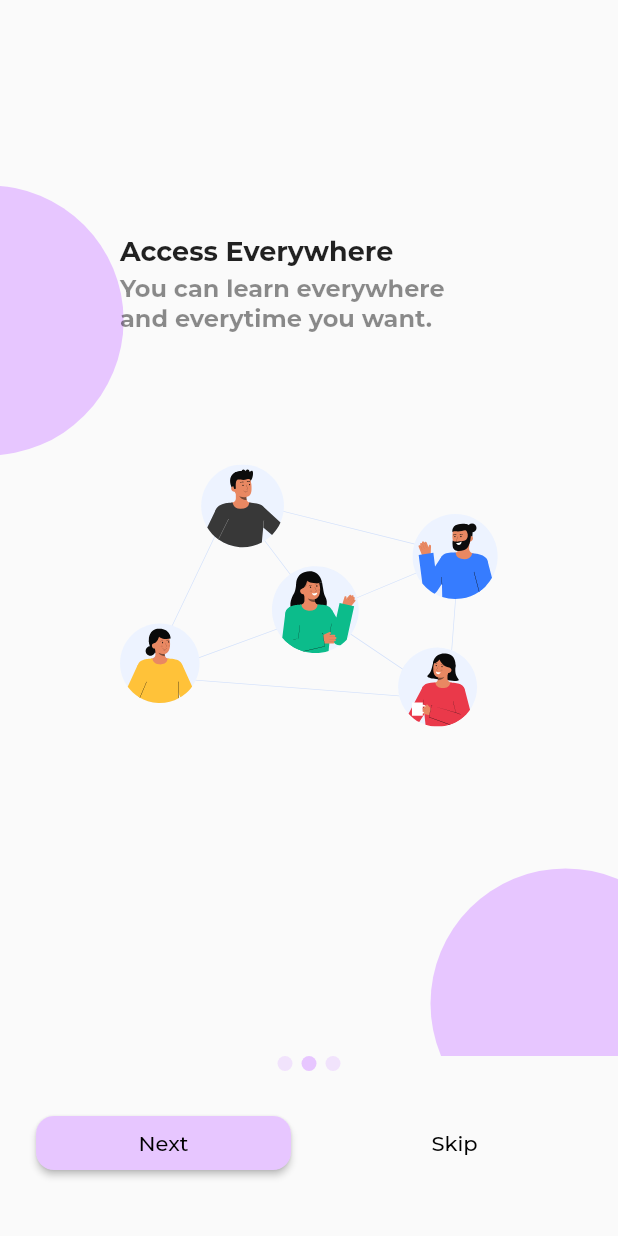
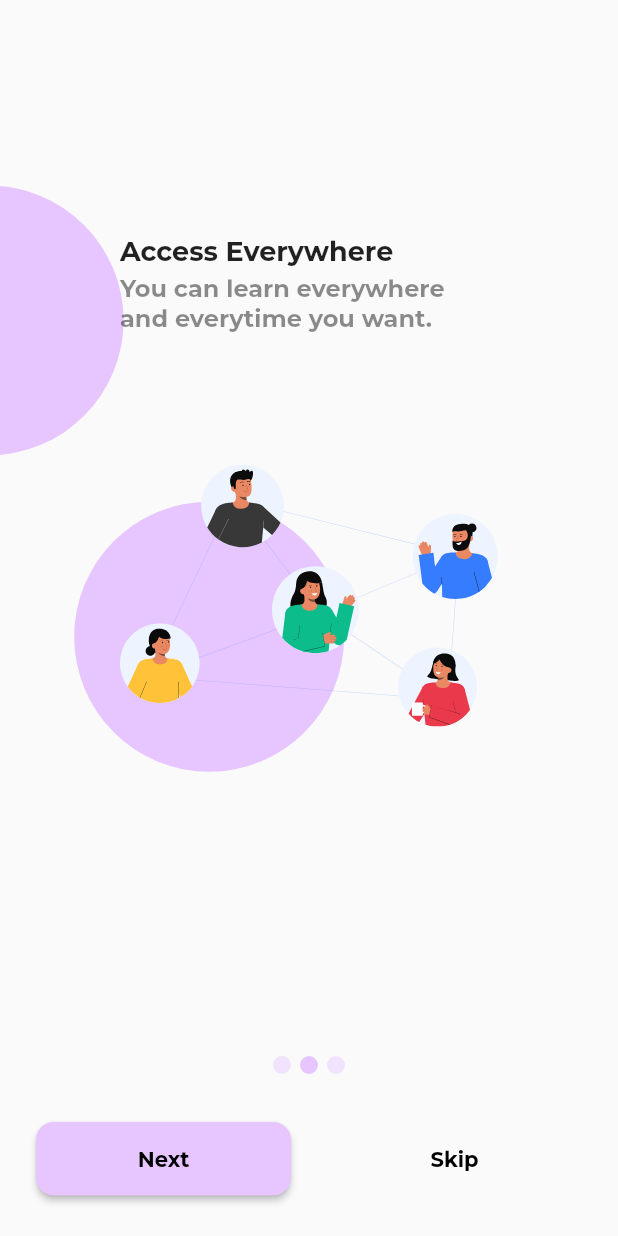
Before and after one commit to radenrishwan/learnywhere, a Flutter app: the screen it shows after launch, after a tap on "Next", on a phone screen of 412 x 824 dp. Run offline on Flutter 3.47's test engine with Material 2 defaults, Android fonts, the phone set to English and light mode, and no system bars; our stand-ins replace flutter_svg, google_fonts.

Commit message:
feat: add login screen and add animation on splash screen

```diff
--- a/lib/screens/splash_screen.dart
+++ b/lib/screens/splash_screen.dart
@@ -1,6 +1,7 @@
 import 'package:flutter/material.dart';
-import 'package:flutter_svg/svg.dart';
+import 'package:uts/screens/login_screen.dart';
 import 'package:uts/utils/constant.dart';
+import 'package:uts/widgets/splash_widget.dart';
 
 class SplashScreen extends StatefulWidget {
   const SplashScreen({super.key});
@@ -37,7 +38,7 @@ class _SplashScreenState extends State<SplashScreen> {
     final splashWidget = List.generate(
       assetPaths.length,
       (index) {
-        return _SplashWelcome(
+        return SplashWidget(
           title: title[index],
           subtitle: subtitle[index],
           path: assetPaths[index],
@@ -72,8 +73,8 @@ class _SplashScreenState extends State<SplashScreen> {
                 assetPaths.length,
                 (index) => Container(
                   margin: const EdgeInsets.symmetric(horizontal: 3.0),
-                  height: 10.0,
-                  width: 10.0,
+                  height: 12,
+                  width: 12,
                   decoration: BoxDecoration(
                     color: currentPage.round() == index
                         ? kPrimaryColor
@@ -92,19 +93,52 @@ class _SplashScreenState extends State<SplashScreen> {
                 Expanded(
                   child: ElevatedButton(
                     onPressed: () {
-                      pageController.nextPage(
-                        duration: const Duration(milliseconds: 300),
-                        curve: Curves.easeIn,
-                      );
+                      if (currentPage == assetPaths.length - 1) {
+                        Navigator.of(context).pushReplacement(
+                          MaterialPageRoute(
+                            builder: (context) {
+                              return const LoginScreen();
+                            },
+                          ),
+                        );
+                      } else {
+                        pageController.nextPage(
+                          duration: const Duration(milliseconds: 300),
+                          curve: Curves.easeIn,
+                        );
+                      }
                     },
-                    child: const Text('Next'),
+                    child: Padding(
+                      padding: const EdgeInsets.symmetric(vertical: kMediumTextSize - 2),
+                      child: (currentPage == assetPaths.length - 1)
+                          ? const Text(
+                              'Get Started',
+                              style: TextStyle(
+                                fontWeight: FontWeight.bold,
+                              ),
+                            )
+                          : const Text(
+                              'Next',
+                              style: TextStyle(
+                                fontWeight: FontWeight.bold,
+                              ),
+                            ),
+                    ),
                   ),
                 ),
                 const SizedBox(width: kBigPadding),
                 Expanded(
                   child: TextButton(
                     onPressed: () {},
-                    child: const Text('Skip'),
+                    child: const Padding(
+                      padding: EdgeInsets.symmetric(vertical: kMediumTextSize - 2),
+                      child: Text(
+                        'Skip',
+                        style: TextStyle(
+                          fontWeight: FontWeight.bold,
+                        ),
+                      ),
+                    ),
                   ),
                 ),
               ],
@@ -115,148 +149,3 @@ class _SplashScreenState extends State<SplashScreen> {
     );
   }
 }
-
-class _SplashWelcome extends StatelessWidget {
-  final String path;
-  final String title;
-  final String subtitle;
-  final bool topAsset;
-  const _SplashWelcome({required this.path, required this.title, required this.subtitle, required this.topAsset});
-
-  @override
-  Widget build(BuildContext context) {
-    return SafeArea(
-      child: SizedBox(
-        width: double.infinity,
-        height: double.infinity,
-        child: Stack(
-          children: [
-            topAsset
-                ? Positioned(
-                    top: -55,
-                    left: -55,
-                    child: Container(
-                      height: 180,
-                      width: 180,
-                      decoration: BoxDecoration(
-                        color: kPrimaryColor,
-                        borderRadius: BorderRadius.circular(90),
-                      ),
-                    ),
-                  )
-                : Positioned(
-                    bottom: -55,
-                    right: -55,
-                    child: Container(
-                      height: 180,
-                      width: 180,
-                      decoration: BoxDecoration(
-                        color: kPrimaryColor,
-                        borderRadius: BorderRadius.circular(90),
-                      ),
-                    ),
-                  ),
-            topAsset
-                ? Positioned(
-                    top: MediaQuery.of(context).size.width * 0.5,
-                    left: MediaQuery.of(context).size.width * 0.5,
-                    child: Container(
-                      height: 180,
-                      width: 180,
-                      decoration: BoxDecoration(
-                        color: kPrimaryColor,
-                        borderRadius: BorderRadius.circular(90),
-                      ),
-                    ),
-                  )
-                : Positioned(
-                    top: MediaQuery.of(context).size.width * 0.3,
-                    right: MediaQuery.of(context).size.width * 0.8,
-                    child: Container(
-                      height: 180,
-                      width: 180,
-                      decoration: BoxDecoration(
-                        color: kPrimaryColor,
-                        borderRadius: BorderRadius.circular(90),
-                      ),
-                    ),
-                  ),
-            Center(
-              child: topAsset
-                  ? Column(
-                      mainAxisSize: MainAxisSize.min,
-                      children: [
-                        SvgPicture.asset(
-                          path,
-                          height: 300,
-                        ),
-                        const SizedBox(height: kBigPadding),
-                        Padding(
-                          padding: const EdgeInsets.symmetric(horizontal: 80),
-                          child: Column(
-                            mainAxisSize: MainAxisSize.min,
-                            crossAxisAlignment: CrossAxisAlignment.start,
-                            children: [
-                              Text(
-                                title,
-                                style: const TextStyle(
-                                  fontSize: kMediumTextSize,
-                                  fontWeight: FontWeight.bold,
-                                ),
-                              ),
-                              const SizedBox(height: 4),
-                              Text(
-                                subtitle,
-                                style: const TextStyle(
-                                  fontSize: kMediumTextSize - 2,
-                                  fontWeight: FontWeight.bold,
-                                  color: Colors.black45,
-                                ),
-                              ),
-                            ],
-                          ),
-                        )
-                      ],
-                    )
-                  : Column(
-                      mainAxisSize: MainAxisSize.min,
-                      children: [
-                        Padding(
-                          padding: const EdgeInsets.symmetric(horizontal: 80),
-                          child: Column(
-                            mainAxisSize: MainAxisSize.min,
-                            crossAxisAlignment: CrossAxisAlignment.start,
-                            children: [
-                              Text(
-                                title,
-                                style: const TextStyle(
-                                  fontSize: kMediumTextSize,
-                                  fontWeight: FontWeight.bold,
-                                ),
-                              ),
-                              const SizedBox(height: 4),
-                              Text(
-                                subtitle,
-                                style: const TextStyle(
-                                  fontSize: kMediumTextSize - 2,
-                                  fontWeight: FontWeight.bold,
-                                  color: Colors.black45,
-                                ),
-                              ),
-                              const SizedBox(height: kBigPadding),
-                              SvgPicture.asset(
-                                path,
-                                height: 300,
-                              ),
-                            ],
-                          ),
-                        )
-                      ],
-                    ),
-            ),
-          ],
-        ),
-      ),
-    );
-  }
-}
--- a/lib/utils/constant.dart
+++ b/lib/utils/constant.dart
@@ -2,9 +2,12 @@ import 'package:flutter/material.dart';
 
 const Color kPrimaryColor = Color(0xFFE7C6FF);
 const Color kBackgroudColor = Color(0xFFFAF9FF);
+
 const double kDefaultPadding = 14;
 const double kBigPadding = 24;
+
 const double kDefaultTextSize = 14;
 const double kMediumTextSize = 18;
 const double kBigTextSize = 26;
+
 const double kDefaultBorderRadius = 12;
--- /dev/null
+++ b/lib/widgets/splash_widget.dart
@@ -0,0 +1,154 @@
+import 'package:flutter/material.dart';
+import 'package:flutter_svg/flutter_svg.dart';
+import 'package:uts/utils/constant.dart';
+
+class SplashWidget extends StatelessWidget {
+  final String path;
+  final String title;
+  final String subtitle;
+  final bool topAsset;
+  const SplashWidget({
+    Key? key,
+    required this.path,
+    required this.title,
+    required this.subtitle,
+    required this.topAsset,
+  }) : super(key: key);
+
+  @override
+  Widget build(BuildContext context) {
+    return SafeArea(
+      child: SizedBox(
+        width: double.infinity,
+        height: double.infinity,
+        child: Stack(
+          children: [
+            topAsset
+                ? Positioned(
+                    top: -55,
+                    left: -55,
+                    child: Container(
+                      height: 180,
+                      width: 180,
+                      decoration: BoxDecoration(
+                        color: kPrimaryColor,
+                        borderRadius: BorderRadius.circular(90),
+                      ),
+                    ),
+                  )
+                : Positioned(
+                    bottom: MediaQuery.of(context).size.width * 0.46,
+                    left: MediaQuery.of(context).size.width * 0.12,
+                    child: Container(
+                      height: 180,
+                      width: 180,
+                      decoration: BoxDecoration(
+                        color: kPrimaryColor,
+                        borderRadius: BorderRadius.circular(90),
+                      ),
+                    ),
+                  ),
+            topAsset
+                ? Positioned(
+                    top: MediaQuery.of(context).size.width * 0.5,
+                    left: MediaQuery.of(context).size.width * 0.5,
+                    child: Container(
+                      height: 180,
+                      width: 180,
+                      decoration: BoxDecoration(
+                        color: kPrimaryColor,
+                        borderRadius: BorderRadius.circular(90),
+                      ),
+                    ),
+                  )
+                : Positioned(
+                    top: MediaQuery.of(context).size.width * 0.3,
+                    right: MediaQuery.of(context).size.width * 0.8,
+                    child: Container(
+                      height: 180,
+                      width: 180,
+                      decoration: BoxDecoration(
+                        color: kPrimaryColor,
+                        borderRadius: BorderRadius.circular(90),
+                      ),
+                    ),
+                  ),
+            Center(
+              child: topAsset
+                  ? Column(
+                      mainAxisSize: MainAxisSize.min,
+                      children: [
+                        SvgPicture.asset(
+                          path,
+                          height: 300,
+                        ),
+                        const SizedBox(height: kBigPadding),
+                        Padding(
+                          padding: const EdgeInsets.symmetric(horizontal: 80),
+                          child: Column(
+                            mainAxisSize: MainAxisSize.min,
+                            crossAxisAlignment: CrossAxisAlignment.start,
+                            children: [
+                              Text(
+                                title,
+                                style: const TextStyle(
+                                  fontSize: kMediumTextSize,
+                                  fontWeight: FontWeight.bold,
+                                ),
+                              ),
+                              const SizedBox(height: 4),
+                              Text(
+                                subtitle,
+                                style: const TextStyle(
+                                  fontSize: kMediumTextSize - 2,
+                                  fontWeight: FontWeight.bold,
+                                  color: Colors.black45,
+                                ),
+                              ),
+                            ],
+                          ),
+                        )
+                      ],
+                    )
+                  : Column(
+                      mainAxisSize: MainAxisSize.min,
+                      children: [
+                        Padding(
+                          padding: const EdgeInsets.symmetric(horizontal: 80),
+                          child: Column(
+                            mainAxisSize: MainAxisSize.min,
+                            crossAxisAlignment: CrossAxisAlignment.start,
+                            children: [
+                              Text(
+                                title,
+                                style: const TextStyle(
+                                  fontSize: kMediumTextSize,
+                                  fontWeight: FontWeight.bold,
+                                ),
+                              ),
+                              const SizedBox(height: 4),
+                              Text(
+                                subtitle,
+                                style: const TextStyle(
+                                  fontSize: kMediumTextSize - 2,
+                                  fontWeight: FontWeight.bold,
+                                  color: Colors.black45,
+                                ),
+                              ),
+                              const SizedBox(height: kBigPadding),
+                              SvgPicture.asset(
+                                path,
+                                height: 300,
+                              ),
+                            ],
+                          ),
+                        )
+                      ],
+                    ),
+            ),
+          ],
+        ),
+      ),
+    );
+  }
+}
```
Also changed, not shown: lib/screens/login_screen.dart (added, +155 -0 lines), assets/illustrations/splash/login.svg (added).
